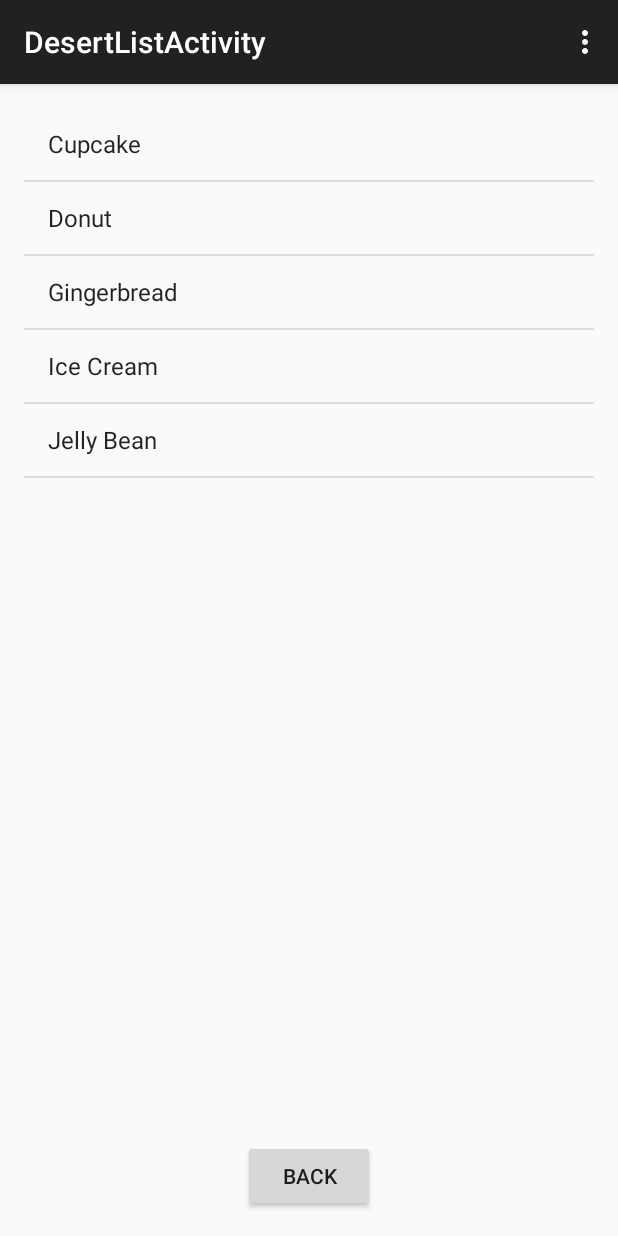
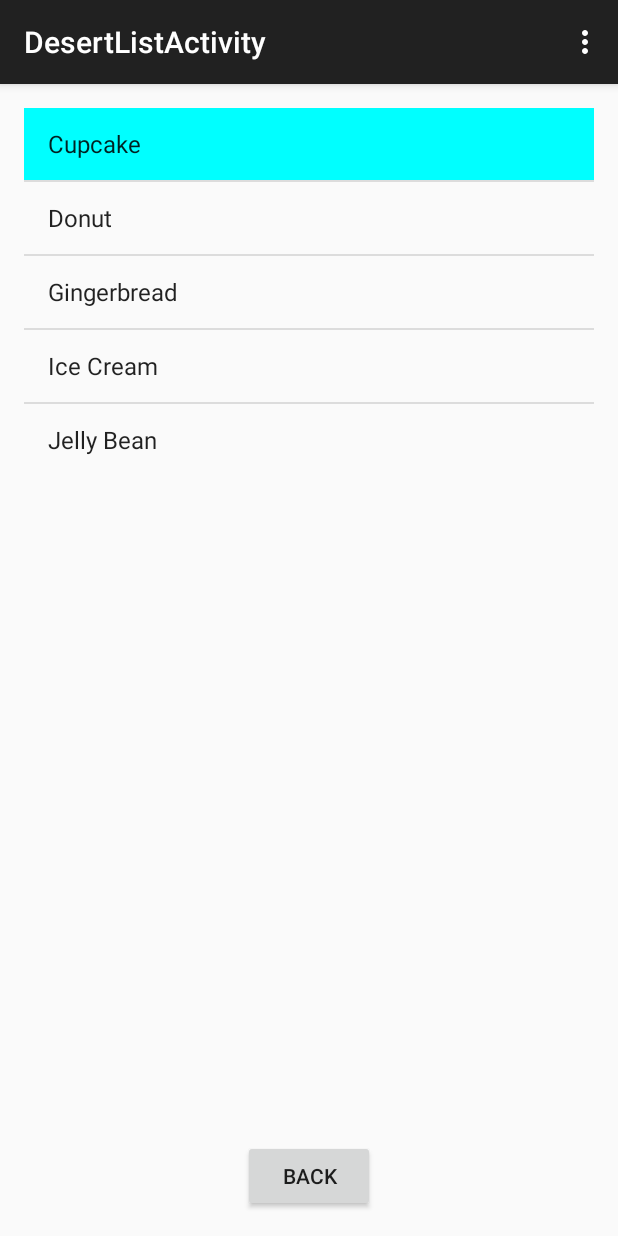
Before and after one commit to bunker-inspector/BasicWidgets, an Android app: the DessertActivity screen opened directly, with no data from a screen before it, after a tap on "Cupcake", on a phone screen of 412 x 824 dp. Run offline under Robolectric (Android 15) with nearby library versions, the phone set to English and light mode, and no system bars; 1 statement that could not run was skipped.

Commit message:
Who knows

```diff
--- a/app/src/main/java/com/cs646/ted/assignment2/DessertActivity.java
+++ b/app/src/main/java/com/cs646/ted/assignment2/DessertActivity.java
@@ -1,13 +1,17 @@
 package com.cs646.ted.assignment2;
 
+import android.graphics.Color;
 import android.os.Bundle;
 import android.support.v7.app.ActionBarActivity;
+import android.util.Log;
 import android.view.Menu;
 import android.view.MenuItem;
 import android.view.View;
 import android.widget.Button;
 
-public class DessertActivity extends ActionBarActivity {
+public class DessertActivity extends ActionBarActivity implements DessertFragment.OnSelectionChangeListener{
+
+    public static int mListItemSelected = -1;
 
     protected void onCreate(Bundle savedInstanceState) {
         super.onCreate(savedInstanceState);
@@ -20,12 +24,32 @@ public class DessertActivity extends ActionBarActivity {
             }
         });
 
-        if (savedInstanceState == null) {
-            getFragmentManager()
-                    .beginTransaction()
-                    .add(R.id.list_frag_layout, new DessertFragment())
-                    .commit();
+        mListItemSelected = getIntent().getExtras().getInt("listactivityextra");
+    }
+
+    @Override
+    protected void onStart() {
+        if(mListItemSelected > -1){
+            onSendSelection();
         }
+
+        super.onStart();
+    }
+
+    @Override
+    public void onSelectionChange() {
+        DessertFragment dessertFragment = (DessertFragment)getFragmentManager()
+                .findFragmentById(R.id.dessert_activity_list_fragment);
+
+        mListItemSelected = dessertFragment.mSelected;
+    }
+
+    @Override
+    public void onSendSelection() {
+        DessertFragment dessertFragment = (DessertFragment)getFragmentManager()
+                .findFragmentById(R.id.dessert_activity_list_fragment);
+
+        dessertFragment.getListView().getItemAtPosition(mListItemSelected);
     }
 
     @Override
--- a/app/src/main/java/com/cs646/ted/assignment2/DessertFragment.java
+++ b/app/src/main/java/com/cs646/ted/assignment2/DessertFragment.java
@@ -1,13 +1,26 @@
 package com.cs646.ted.assignment2;
 
+import android.app.Activity;
 import android.app.ListFragment;
+import android.content.Intent;
+import android.graphics.Color;
 import android.os.Bundle;
+import android.support.annotation.Nullable;
+import android.util.Log;
 import android.view.LayoutInflater;
 import android.view.View;
 import android.view.ViewGroup;
+import android.widget.Adapter;
+import android.widget.AdapterView;
 import android.widget.ArrayAdapter;
+import android.widget.ListView;
+import android.widget.Toast;
 
-public class DessertFragment extends ListFragment {
+public class DessertFragment extends ListFragment{
+
+    OnSelectionChangeListener mCallback;
+    public static int mSelected = -1;
+    private View mListView;
 
     @Override
     public View onCreateView(LayoutInflater inflater,
@@ -15,11 +28,59 @@ public class DessertFragment extends ListFragment {
                              Bundle savedInstanceState) {
         String[] desserts = getResources().getStringArray(R.array.dessert_array);
 
-        ArrayAdapter<String> adapter = new ArrayAdapter<>(getActivity(),
+        ArrayAdapter<String> adapter = new ArrayAdapter<String>(getActivity(),
                 android.R.layout.simple_list_item_1,
                 desserts);
         setListAdapter(adapter);
 
+        if(getActivity().getIntent().hasExtra("listactivityextra")) {
+            int mSelected = getActivity()
+                    .getIntent()
+                    .getExtras()
+                    .getInt("listactivityextra");
+        }
+
         return super.onCreateView(inflater, container, savedInstanceState);
     }
+
+    @Override
+    public void onActivityCreated(Bundle savedInstanceState) {
+        super.onActivityCreated(savedInstanceState);
+    }
+
+    @Override
+    public void onAttach(Activity activity) {
+        super.onAttach(activity);
+
+        try {
+            mCallback = (OnSelectionChangeListener) activity;
+        } catch (ClassCastException e) {
+            throw new ClassCastException(activity.toString()
+                    + " implement OnSelectionChangeFragment interface");
+        }
+    }
+
+    @Override
+    public void onListItemClick(ListView l, View v, int position, long id) {
+        l.getChildAt(position).setBackgroundColor(Color.CYAN);
+
+        if(mSelected > -1 && position != mSelected){
+            l.getChildAt(mSelected).setBackgroundColor(Color.TRANSPARENT);
+        }
+
+        mSelected = position;
+    }
+
+    public void selectionChange(){
+        mCallback.onSelectionChange();
+    }
+
+    public void sendSelection(){
+        mCallback.onSendSelection();
+    }
+
+    public interface OnSelectionChangeListener {
+        public void onSelectionChange();
+        public void onSendSelection();
+    }
 }
--- a/app/src/main/res/layout/activity_dessert_list.xml
+++ b/app/src/main/res/layout/activity_dessert_list.xml
@@ -7,6 +7,15 @@
     tools:context="com.cs646.ted.assignment2.DessertActivity"
     android:id="@+id/dessert_list_layout">
 
+    <fragment
+        android:layout_width="fill_parent"
+        android:layout_height="wrap_content"
+        android:name="com.cs646.ted.assignment2.DessertFragment"
+        tools:layout="@android:layout/simple_list_item_1"
+        android:id="@+id/dessert_activity_list_fragment"
+        android:layout_alignParentTop="true"
+        android:layout_alignParentRight="true" />
+
     <Button
         android:layout_width="wrap_content"
         android:layout_height="wrap_content"
@@ -15,13 +24,4 @@
         android:layout_alignParentBottom="true"
         android:layout_centerHorizontal="true" />
 
-    <LinearLayout
-        android:orientation="vertical"
-        android:layout_width="fill_parent"
-        android:layout_height="fill_parent"
-        android:layout_toStartOf="@+id/dessert_back_button"
-        android:id="@+id/list_frag_layout"
-        android:layout_alignParentRight="true"
-        android:layout_alignParentEnd="true"
-        android:layout_above="@+id/dessert_back_button"></LinearLayout>
 </RelativeLayout>
```
Also changed, not shown: app/src/main/java/com/cs646/ted/assignment2/MainActivity.java (+23 -2 lines), app/src/main/res/layout/activity_main.xml (+5 -5 lines), app/src/main/res/layout/fragment_main.xml (+2 -5 lines), 8 other files.
